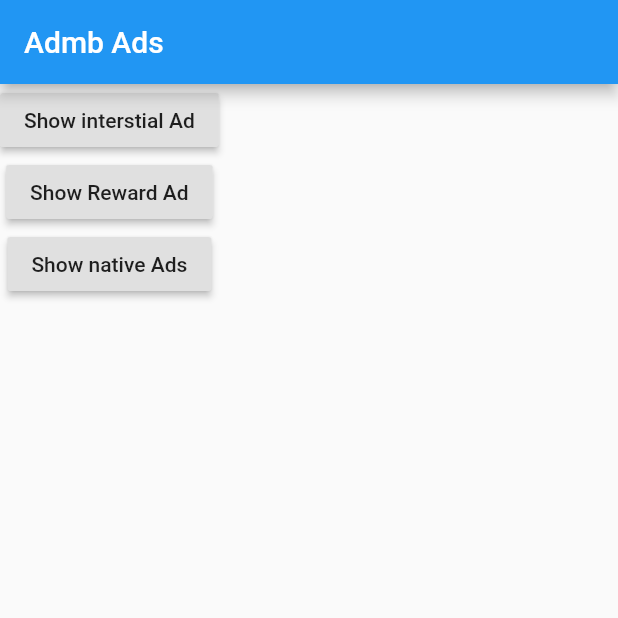
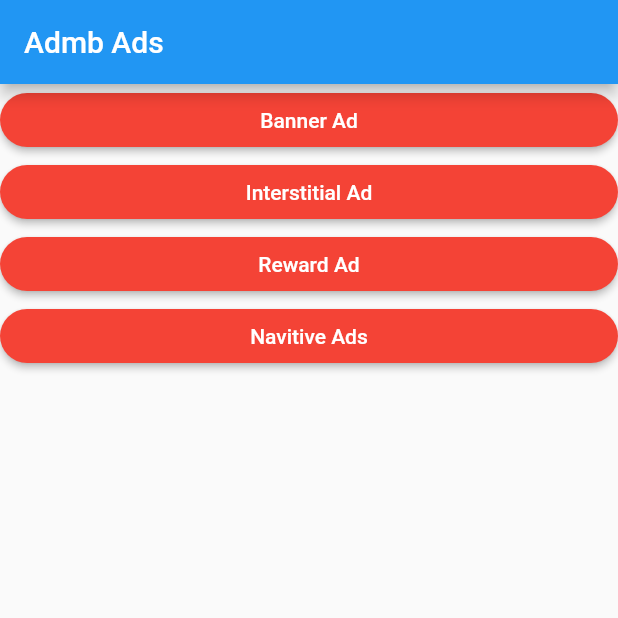
Before and after one commit to narimetisaigopi/Flutter-AdMob-Ads, a Flutter app: the screen it shows after launch, on a phone screen of 412 x 824 dp, the top half of it. Run offline on Flutter 3.47's test engine with Material 2 defaults, Android fonts, the light colour scheme and no system bars; our stand-ins replace flutter_native_admob; missing offline and left inert: firebase_admob; accounts and stored records are empty.

Commit message:
added new home screen layout

```diff
--- a/lib/home_screen.dart
+++ b/lib/home_screen.dart
@@ -64,26 +64,66 @@
         appBar: AppBar(title: Text("Admb Ads")),
         body: Column(
           children: [
-            RaisedButton(
+            Container(
+              width: double.infinity,
+              child: RaisedButton(
+                shape: StadiumBorder(),
+                color: Colors.red,
+                textColor: Colors.white,
+                padding: EdgeInsets.fromLTRB(10, 10, 10, 10),
+                splashColor: Colors.yellow,
+                onPressed: () {
+                  createBannerAd()
+                    ..load()
+                    ..show();
+                },
+                child: Text("Banner Ad"),
+              ),
+            ),
+            Container(
+              width: double.infinity,
+              child: RaisedButton(
+                shape: StadiumBorder(),
+                color: Colors.red,
+                textColor: Colors.white,
+                padding: EdgeInsets.fromLTRB(10, 10, 10, 10),
+                splashColor: Colors.yellow,
                 onPressed: () {
                   createInterstialAd()
                     ..load()
                     ..show();
                 },
-              child: Text("Show interstial Ad"),
+                child: Text("Interstitial Ad"),
               ),
-            RaisedButton(
+            ),
+            Container(
+              width: double.infinity,
+              child: RaisedButton(
+                shape: StadiumBorder(),
+                color: Colors.red,
+                textColor: Colors.white,
+                padding: EdgeInsets.fromLTRB(10, 10, 10, 10),
+                splashColor: Colors.yellow,
                 onPressed: () {
                   RewardedVideoAd.instance..show();
                 },
-              child: Text("Show Reward Ad"),
+                child: Text("Reward Ad"),
               ),
-            RaisedButton(
+            ),
+            Container(
+              width: double.infinity,
+              child: RaisedButton(
+                shape: StadiumBorder(),
+                color: Colors.red,
+                textColor: Colors.white,
+                padding: EdgeInsets.fromLTRB(10, 10, 10, 10),
+                splashColor: Colors.yellow,
                 onPressed: () {
                   Navigator.push(context,
-                    MaterialPageRoute(builder: (con) => NamesListScreen()));
+                      MaterialPageRoute(builder: (_) => NamesListScreen()));
                 },
-              child: Text("Show native Ads"),
+                child: Text("Navitive Ads"),
+              ),
             )
           ],
         ));
```
Lines whose indentation alone changed are shown as unchanged.
